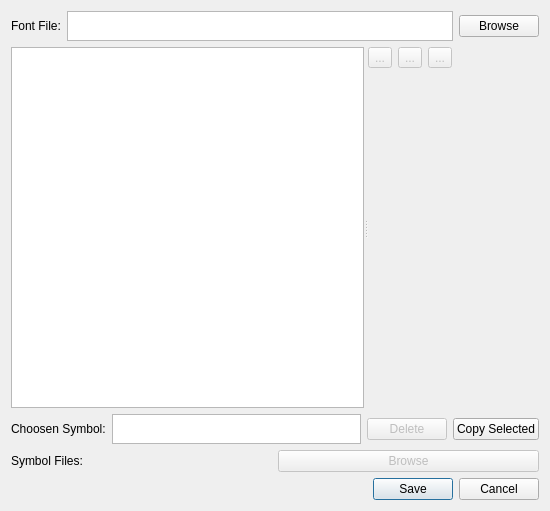
The window that fontdialog.ui (aizenbit/Scribbler) describes before a commit, drawn with Qt 5.
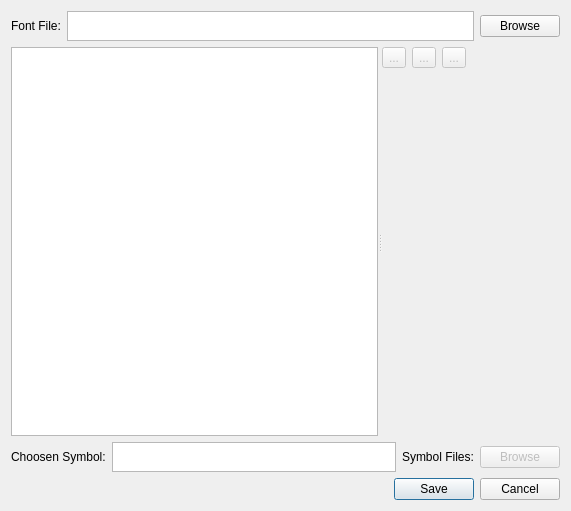
The same window after the commit. Custom widgets are drawn as their Qt base class.

Commit message: delete button removed; context menu added; added ability to copy letters

What changed in the file:
```diff
--- a/fontdialog.ui
+++ b/fontdialog.ui
@@ -6,7 +6,7 @@
    <rect>
     <x>0</x>
     <y>0</y>
-    <width>550</width>
+    <width>571</width>
     <height>511</height>
    </rect>
   </property>
@@ -184,30 +184,6 @@
        </property>
       </widget>
      </item>
-     <item>
-      <widget class="QPushButton" name="deleteSymbolButton">
-       <property name="enabled">
-        <bool>false</bool>
-       </property>
-       <property name="toolTip">
-        <string>Delete information about selected symbol</string>
-       </property>
-       <property name="text">
-        <string>Delete</string>
-       </property>
-      </widget>
-     </item>
-     <item>
-      <widget class="QPushButton" name="pushButton">
-       <property name="text">
-        <string>Copy Selected</string>
-       </property>
-      </widget>
-     </item>
-    </layout>
-   </item>
-   <item>
-    <layout class="QHBoxLayout" name="horizontalLayout_3">
      <item>
       <widget class="QLabel" name="label_3">
        <property name="text">
```
The commit also changes 2 other files.
